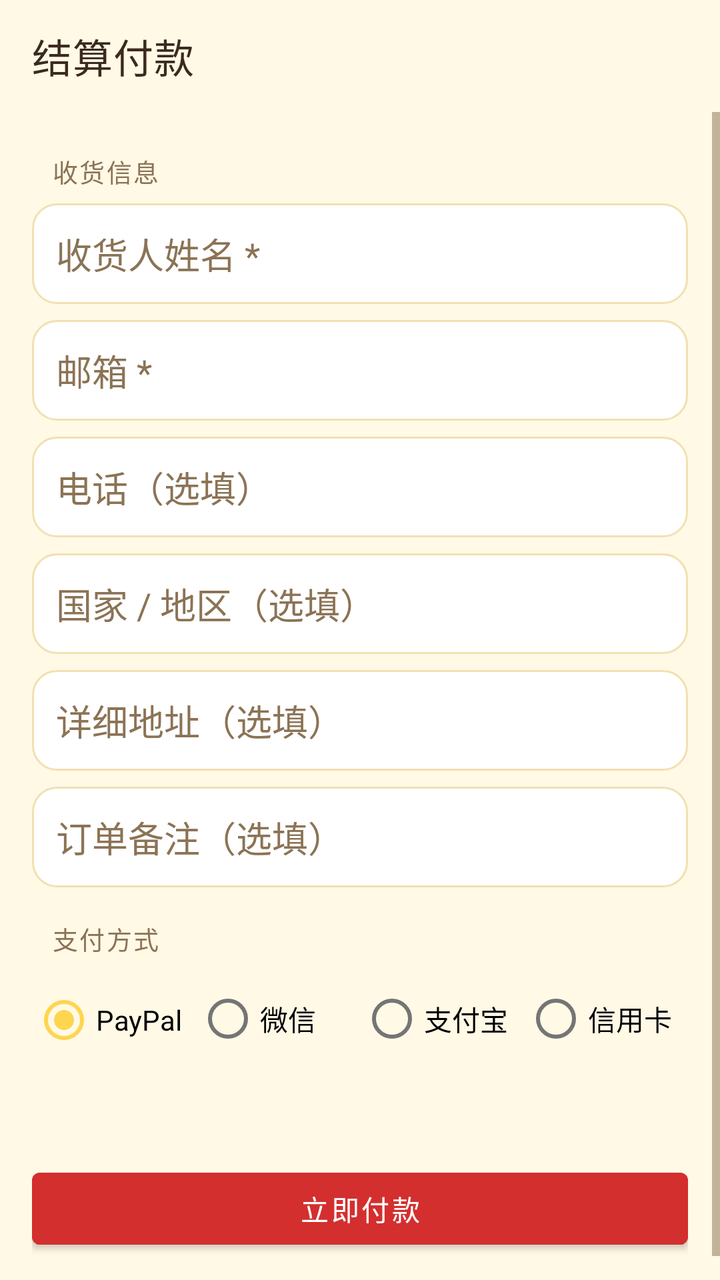
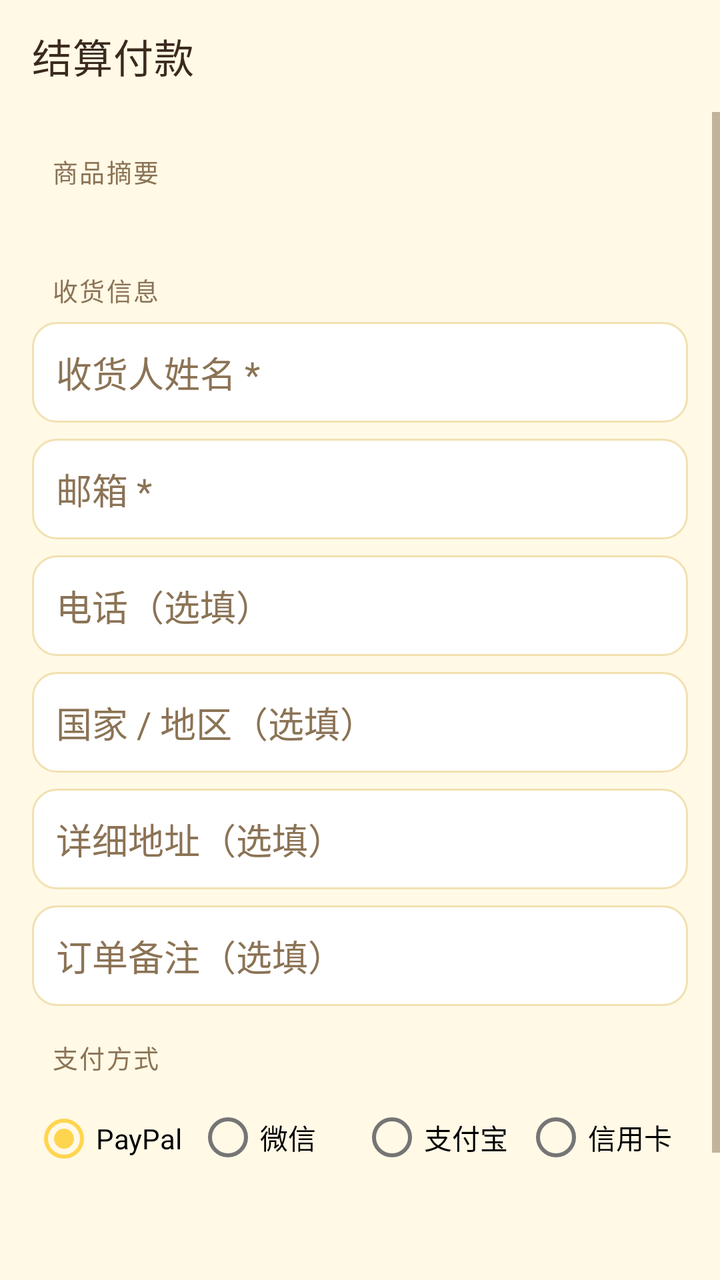

An Android layout rendered at two revisions. The XML below is the earlier revision; the diff shows what the commit changed to produce the second picture.
<!-- AndroidManifest.xml: application theme Theme.ShineApp -->
<!-- res/layout/activity_checkout.xml -->
<?xml version="1.0" encoding="utf-8"?>
<LinearLayout xmlns:android="http://schemas.android.com/apk/res/android"
    xmlns:app="http://schemas.android.com/apk/res-auto"
    android:layout_width="match_parent" android:layout_height="match_parent"
    android:orientation="vertical" android:background="@color/shine_bg">

    <com.google.android.material.appbar.MaterialToolbar
        android:id="@+id/top_app_bar" android:layout_width="match_parent" android:layout_height="?attr/actionBarSize"
        android:background="@color/shine_bg" android:elevation="0dp"
        app:title="结算付款" app:titleTextColor="@color/shine_text"
        app:navigationIconTint="@color/shine_text"/>

    
    <ScrollView android:id="@+id/form_scroll" android:layout_width="match_parent" android:layout_height="0dp"
        android:layout_weight="1" android:fillViewport="true">

        <LinearLayout android:layout_width="match_parent" android:layout_height="wrap_content"
            android:orientation="vertical" android:paddingStart="16dp" android:paddingEnd="16dp"
            android:paddingTop="4dp" android:paddingBottom="24dp">

            <TextView style="@style/SettingsSection" android:text="收货信息"/>

            <EditText android:id="@+id/et_name" android:layout_width="match_parent"
                android:layout_height="wrap_content" android:hint="收货人姓名 *"
                android:inputType="textPersonName" android:background="@drawable/bg_input"
                android:padding="12dp" android:textColor="@color/shine_text" android:textColorHint="@color/shine_sub"/>

            <EditText android:id="@+id/et_email" android:layout_width="match_parent"
                android:layout_height="wrap_content" android:layout_marginTop="8dp" android:hint="邮箱 *"
                android:inputType="textEmailAddress" android:background="@drawable/bg_input"
                android:padding="12dp" android:textColor="@color/shine_text" android:textColorHint="@color/shine_sub"/>

            <EditText android:id="@+id/et_phone" android:layout_width="match_parent"
                android:layout_height="wrap_content" android:layout_marginTop="8dp" android:hint="电话（选填）"
                android:inputType="phone" android:background="@drawable/bg_input"
                android:padding="12dp" android:textColor="@color/shine_text" android:textColorHint="@color/shine_sub"/>

            <EditText android:id="@+id/et_country" android:layout_width="match_parent"
                android:layout_height="wrap_content" android:layout_marginTop="8dp" android:hint="国家 / 地区（选填）"
                android:inputType="text" android:background="@drawable/bg_input"
                android:padding="12dp" android:textColor="@color/shine_text" android:textColorHint="@color/shine_sub"/>

            <EditText android:id="@+id/et_address" android:layout_width="match_parent"
                android:layout_height="wrap_content" android:layout_marginTop="8dp" android:hint="详细地址（选填）"
                android:inputType="textPostalAddress" android:background="@drawable/bg_input"
                android:padding="12dp" android:textColor="@color/shine_text" android:textColorHint="@color/shine_sub"/>

            <EditText android:id="@+id/et_note" android:layout_width="match_parent"
                android:layout_height="wrap_content" android:layout_marginTop="8dp" android:hint="订单备注（选填）"
                android:inputType="text" android:background="@drawable/bg_input"
                android:padding="12dp" android:textColor="@color/shine_text" android:textColorHint="@color/shine_sub"/>

            <TextView style="@style/SettingsSection" android:text="支付方式"/>

            <RadioGroup android:id="@+id/rg_pay" android:layout_width="match_parent"
                android:layout_height="wrap_content" android:orientation="horizontal">
                <RadioButton android:id="@+id/rb_paypal" android:layout_width="0dp" android:layout_weight="1"
                    android:layout_height="wrap_content" android:text="PayPal" android:checked="true"/>
                <RadioButton android:id="@+id/rb_wechat" android:layout_width="0dp" android:layout_weight="1"
                    android:layout_height="wrap_content" android:text="微信"/>
                <RadioButton android:id="@+id/rb_alipay" android:layout_width="0dp" android:layout_weight="1"
                    android:layout_height="wrap_content" android:text="支付宝"/>
                <RadioButton android:id="@+id/rb_card" android:layout_width="0dp" android:layout_weight="1"
                    android:layout_height="wrap_content" android:text="信用卡"/>
            </RadioGroup>

            <TextView android:id="@+id/tv_summary" android:layout_width="match_parent"
                android:layout_height="wrap_content" android:layout_marginTop="12dp"
                android:textSize="14sp" android:textColor="@color/shine_text"/>

            <Button android:id="@+id/btn_submit" android:layout_width="match_parent"
                android:layout_height="wrap_content" android:layout_marginTop="16dp"
                android:text="立即付款" android:textColor="@color/shine_on_red"
                android:backgroundTint="@color/shine_pink"/>
        </LinearLayout>
    </ScrollView>

    
    <LinearLayout android:id="@+id/success_layout" android:layout_width="match_parent"
        android:layout_height="0dp" android:layout_weight="1" android:orientation="vertical"
        android:gravity="center" android:visibility="gone" android:paddingStart="32dp" android:paddingEnd="32dp">

        <ImageView android:layout_width="64dp" android:layout_height="64dp"
            android:src="@drawable/ic_flame" android:tint="@color/shine_pink"/>

        <TextView android:layout_width="wrap_content" android:layout_height="wrap_content"
            android:layout_marginTop="16dp" android:text="下单成功" android:textSize="20sp"
            android:textStyle="bold" android:textColor="@color/shine_text"/>

        <TextView android:layout_width="wrap_content" android:layout_height="wrap_content"
            android:layout_marginTop="8dp" android:text="请按所选支付方式完成付款，我们会尽快与您确认订单" android:textSize="13sp"
            android:textColor="@color/shine_sub"/>

        <TextView android:id="@+id/tv_order_no" android:layout_width="wrap_content"
            android:layout_height="wrap_content" android:layout_marginTop="16dp" android:textSize="15sp"
            android:textColor="@color/shine_pink" android:textStyle="bold"/>

        <Button android:id="@+id/btn_done" android:layout_width="match_parent"
            android:layout_height="wrap_content" android:layout_marginTop="24dp"
            android:text="完成" android:textColor="@color/shine_on_red"
            android:backgroundTint="@color/shine_pink"/>
    </LinearLayout>

    <ProgressBar android:id="@+id/pb" android:layout_width="28dp" android:layout_height="28dp"
        android:layout_gravity="center" android:indeterminateTint="@color/shine_pink" android:visibility="gone"/>
</LinearLayout>
<!-- resources referenced by this layout -->
<resources>
  <color name="shine_bg">#FFFFF9E6</color>
  <color name="shine_on_red">#FFFFFFFF</color>
  <color name="shine_pink">#FFD32F2F</color>
  <color name="shine_sub">#FF8B7355</color>
  <color name="shine_text">#FF3B2A1E</color>
  <!-- drawable bg_input (drawable) -->
  <?xml version="1.0" encoding="utf-8"?>
  <shape xmlns:android="http://schemas.android.com/apk/res/android" android:shape="rectangle">
      <solid android:color="@color/shine_surface"/>
      <corners android:radius="12dp"/>
      <stroke android:width="1dp" android:color="@color/shine_yellow_line"/>
  </shape>
  <!-- drawable ic_flame (drawable) -->
  <vector xmlns:android="http://schemas.android.com/apk/res/android"
      android:width="20dp" android:height="20dp" android:viewportWidth="24" android:viewportHeight="24">
      <path android:fillColor="#D32F2F" android:pathData="M13 2c.6 2.8-1.4 4.2-1.4 6.4 0 1.1.9 2 2 2 1.2 0 2.2-.9 2.2-2.1.8 1.9 1.6 3.3 1.6 5.7A7.4 7.4 0 1 1 5 12.7c1 1 2.1.9 3.1-.1.4-1.9 1.9-3.4 4-6.9.5-1.4 1.1-2.9 .9-3.7z"/>
  </vector>
  <style name="SettingsSection">
          <item name="android:layout_width">match_parent</item>
          <item name="android:layout_height">wrap_content</item>
          <item name="android:paddingStart">10dp</item>
          <item name="android:paddingEnd">10dp</item>
          <item name="android:paddingTop">16dp</item>
          <item name="android:paddingBottom">7dp</item>
          <item name="android:textColor">@color/shine_sub</item>
          <item name="android:textSize">12.5sp</item>
          <item name="android:letterSpacing">0.06</item>
      </style>
  <style name="Theme.ShineApp" parent="Theme.MaterialComponents.DayNight.NoActionBar">
          <item name="colorPrimary">@color/shine_pink</item>
          <item name="colorPrimaryVariant">@color/shine_pink_dark</item>
          <item name="colorOnPrimary">@color/shine_on_red</item>
          <item name="colorSecondary">@color/shine_mint</item>
          <item name="colorSecondaryVariant">@color/shine_mint_dark</item>
          <item name="colorSurface">@color/shine_surface</item>
          <item name="android:colorBackground">@color/shine_bg</item>
          <item name="android:textColorPrimary">@color/shine_text</item>
          <item name="android:textColorSecondary">@color/shine_sub</item>
          
          <item name="android:statusBarColor">@color/shine_bg</item>
          <item name="android:navigationBarColor">@color/shine_surface</item>
          <item name="android:windowLightStatusBar">true</item>
          <item name="android:windowLightNavigationBar" tools:targetApi="27">true</item>
          <item name="android:windowBackground">@color/shine_bg</item>
      </style>
  <color name="shine_surface">#FFFFFFFF</color>
  <color name="shine_yellow_line">#FFF2E0B0</color>
  <color name="shine_pink_dark">#FFB71C1C</color>
  <color name="shine_mint">#FFFFD54F</color>
  <color name="shine_mint_dark">#FFB26A00</color>
</resources>

<!-- the commit's change to res/layout/activity_checkout.xml (unified diff, before → after) -->
@@ -17,6 +17,12 @@
         <LinearLayout android:layout_width="match_parent" android:layout_height="wrap_content"
             android:orientation="vertical" android:paddingStart="16dp" android:paddingEnd="16dp"
             android:paddingTop="4dp" android:paddingBottom="24dp">
+
+            <TextView style="@style/SettingsSection" android:text="商品摘要"/>
+
+            <TextView android:id="@+id/tv_items" android:layout_width="match_parent"
+                android:layout_height="wrap_content" android:textSize="13sp" android:textColor="@color/shine_text"
+                android:lineSpacingExtra="4dp"/>
 
             <TextView style="@style/SettingsSection" android:text="收货信息"/>
 
